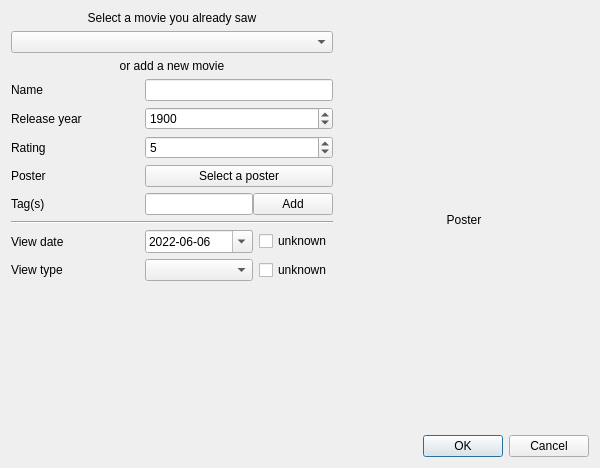
The window that Dialogs/AddViewDialog.ui (AmbreM71/MovieManager) describes before a commit, drawn with Qt 5.
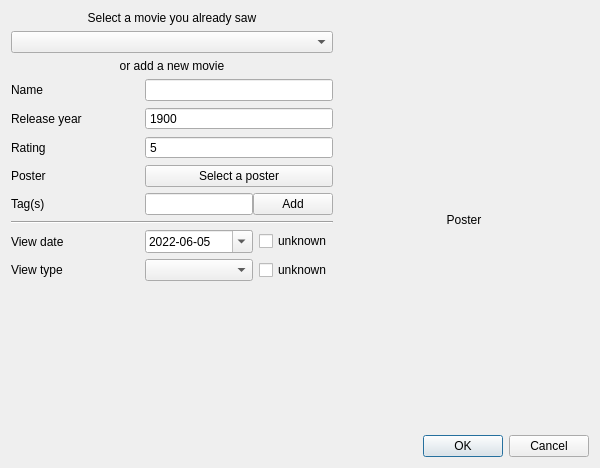
The same window after the commit.

Commit message: Hide spinbox arrows

What changed in the file:
```diff
--- a/Dialogs/AddViewDialog.ui
+++ b/Dialogs/AddViewDialog.ui
@@ -160,6 +160,9 @@
      </item>
      <item row="4" column="1">
       <widget class="QSpinBox" name="MovieReleaseYearInput">
+       <property name="buttonSymbols">
+        <enum>QAbstractSpinBox::NoButtons</enum>
+       </property>
        <property name="minimum">
         <number>1870</number>
        </property>
@@ -206,6 +209,9 @@
      </item>
      <item row="5" column="1">
       <widget class="QSpinBox" name="MovieRatingInput">
+       <property name="buttonSymbols">
+        <enum>QAbstractSpinBox::NoButtons</enum>
+       </property>
        <property name="maximum">
         <number>10</number>
        </property>
@@ -277,7 +283,7 @@
            <second>0</second>
            <year>2022</year>
            <month>6</month>
-           <day>6</day>
+           <day>5</day>
           </datetime>
          </property>
          <property name="maximumDateTime">
@@ -297,7 +303,7 @@
            <second>0</second>
            <year>1899</year>
            <month>11</month>
-           <day>30</day>
+           <day>29</day>
           </datetime>
          </property>
          <property name="displayFormat">
```
The commit also changes 5 other files.
